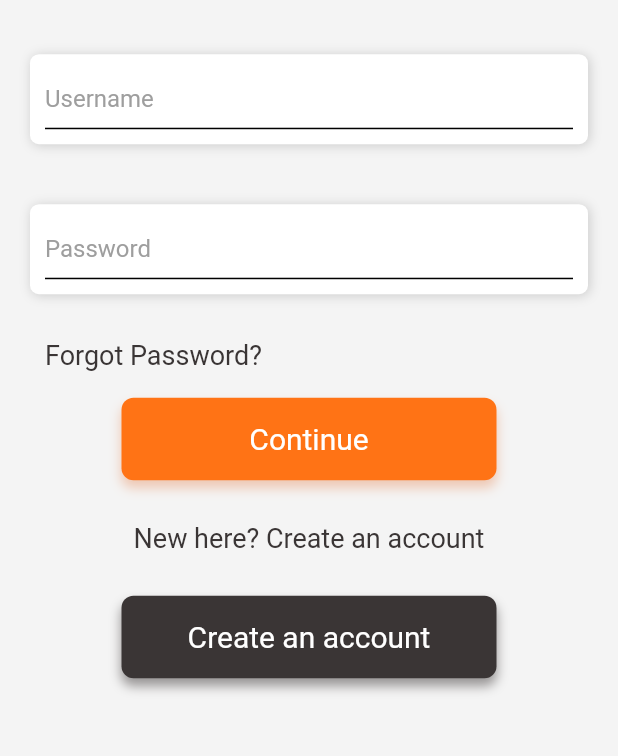
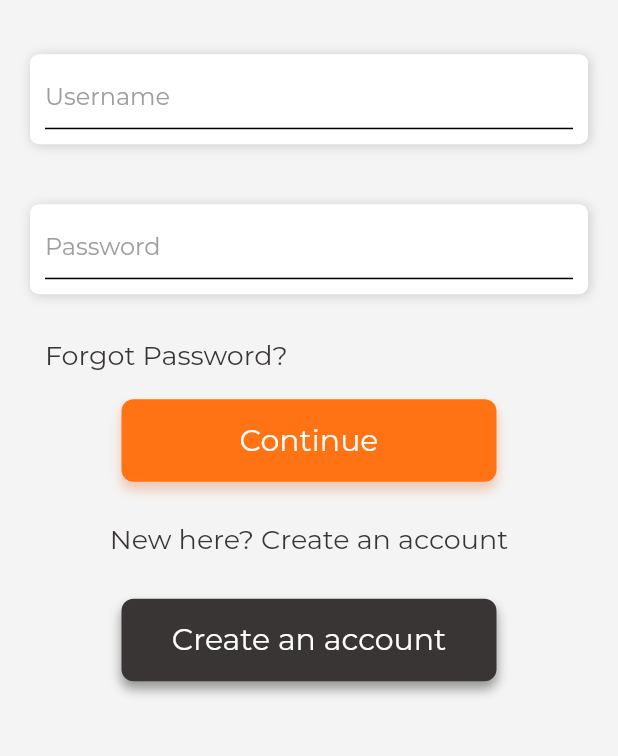
Before and after one commit to Runbhumi/Runbhumi, a Flutter app: the screen it shows after launch, after a tap on "Forgot Password?", on a phone screen of 412 x 824 dp, the part 244-1000 px from its top. Run offline on Flutter 3.47's test engine with Material 2 defaults, Android fonts, the phone set to English and light mode, and no system bars; our stand-ins replace splashscreen; project files that could hold a hidden picture were left out.

Commit message:
implemented font

```diff
--- a/lib/main.dart
+++ b/lib/main.dart
@@ -13,10 +13,11 @@ class MyApp extends StatelessWidget {
     return MaterialApp(
       title: 'Runbhumi',
       theme: ThemeData(
-        primarySwatch: Colors.blue,
-        visualDensity: VisualDensity.adaptivePlatformDensity,
-      ),
+          primarySwatch: Colors.blue,
+          visualDensity: VisualDensity.adaptivePlatformDensity,
+          fontFamily: 'Montserrat'),
       home: CustomSplashScreen(),
+      // home: LoginPage(),
       debugShowCheckedModeBanner: true,
     );
   }
@@ -30,7 +31,11 @@ class CustomSplashScreen extends StatelessWidget {
       navigateAfterSeconds: new LoginPage(),
       title: new Text(
         'Runbhumi',
-        textScaleFactor: 2,
+        style: TextStyle(
+          fontSize: 24,
+          fontWeight: FontWeight.w600,
+        ),
+        textScaleFactor: 1.5,
       ),
       // image: new Image.network(
       //     'https://img.pngio.com/skipping-sport-game-outdoor-exercise-jumping-rope-activity-png-outdoor-games-256_256.png'),
```
